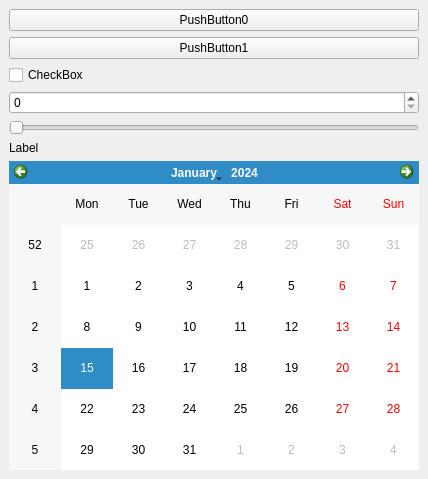
Qt form final/SamplePluginPA10/src/SamplePlugin.ui (CurrentH/robotics) before a commit.
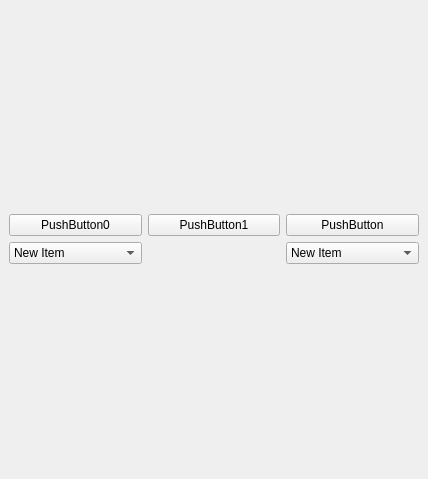
The same form after that commit.

Diff of the .ui file:
```diff
--- a/final/SamplePluginPA10/src/SamplePlugin.ui
+++ b/final/SamplePluginPA10/src/SamplePlugin.ui
@@ -18,45 +18,93 @@
     <item>
      <layout class="QVBoxLayout" name="verticalLayout">
       <item>
+       <layout class="QGridLayout" name="gridLayout">
+        <item row="0" column="2">
+         <widget class="QPushButton" name="pushButton">
+          <property name="text">
+           <string>PushButton</string>
+          </property>
+         </widget>
+        </item>
+        <item row="0" column="0">
        <widget class="QPushButton" name="_btn0">
         <property name="text">
          <string>PushButton0</string>
         </property>
        </widget>
       </item>
-      <item>
+        <item row="0" column="1">
        <widget class="QPushButton" name="_btn1">
         <property name="text">
          <string>PushButton1</string>
         </property>
        </widget>
       </item>
+        <item row="1" column="0">
+         <widget class="QComboBox" name="comboBox">
       <item>
-       <widget class="QCheckBox" name="_checkBox">
         <property name="text">
-         <string>CheckBox</string>
-        </property>
-       </widget>
+            <string>New Item</string>
+           </property>
       </item>
       <item>
-       <widget class="QSpinBox" name="_spinBox"/>
+           <property name="text">
+            <string>New Item</string>
+           </property>
       </item>
       <item>
-       <widget class="QSlider" name="_slider">
-        <property name="orientation">
-         <enum>Qt::Horizontal</enum>
-        </property>
-       </widget>
-      </item>
+           <property name="text">
+            <string>New Item</string>
+           </property>
+          </item>
+          <item>
+           <property name="text">
+            <string>New Item</string>
+           </property>
+          </item>
+          <item>
+           <property name="text">
+            <string>New Item</string>
+           </property>
+          </item>
+         </widget>
+        </item>
+        <item row="1" column="2">
+         <widget class="QComboBox" name="comboBox_2">
       <item>
-       <widget class="QLabel" name="_label">
         <property name="text">
-         <string>Label</string>
-        </property>
-       </widget>
-      </item>
+            <string>New Item</string>
+           </property>
+          </item>
+          <item>
+           <property name="text">
+            <string>New Item</string>
+           </property>
+          </item>
+          <item>
+           <property name="text">
+            <string>New Item</string>
+           </property>
+          </item>
+          <item>
+           <property name="text">
+            <string>New Item</string>
+           </property>
+          </item>
+         </widget>
+        </item>
+       </layout>
+      </item>
+     </layout>
+    </item>
       <item>
-       <widget class="QCalendarWidget" name="_calendar"/>
+     <layout class="QVBoxLayout" name="verticalLayout_3">
+      <item>
+       <layout class="QHBoxLayout" name="horizontalLayout">
+        <item>
+         <layout class="QGridLayout" name="gridLayout_2"/>
+        </item>
+       </layout>
       </item>
      </layout>
     </item>
```
Lines whose indentation alone changed are shown as unchanged.
